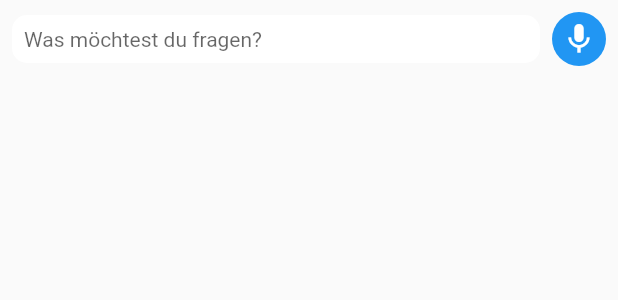
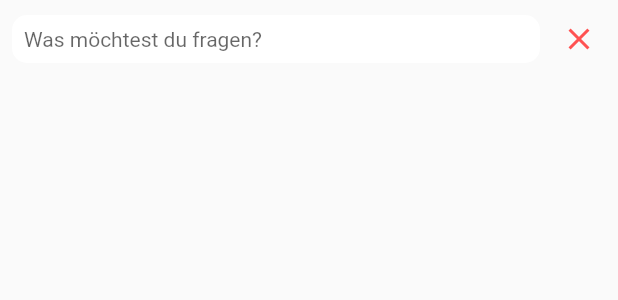
Before and after one commit to tibo-16/chatbot, a Flutter app: the TextComposer widget shown alone on an empty page, opened directly with empty values, after a tap on the "mic" icon, on a phone screen of 412 x 824 dp. Shown: the top 300 px of the screen. Run offline on Flutter 3.47's test engine with Material 2 defaults, Android fonts, the phone set to English and light mode, and no system bars; our stand-ins replace gradient_app_bar.

Commit message:
Started working on voice input

```diff
--- a/lib/chat_screen/chat_screen.dart
+++ b/lib/chat_screen/chat_screen.dart
@@ -114,6 +114,7 @@ class _ChatScreenState extends State<ChatScreen> {
   Widget build(BuildContext context) {
     return Scaffold(
       appBar: GradientAppBar(
+        automaticallyImplyLeading: false,
         backgroundColorStart: Theme.of(context).primaryColor,
         backgroundColorEnd: Constants.SIEMENS_COLOR,
         title: Row(
--- a/lib/chat_screen/text_composer.dart
+++ b/lib/chat_screen/text_composer.dart
@@ -13,6 +13,7 @@ class _TextComposerState extends State<TextComposer> {
   final TextEditingController _textEditingController =
       new TextEditingController();
   bool _isComposingMessage = false;
+  bool _isUsingVoice = false;
 
   _submitText() {
     widget.submitText(_textEditingController.text);
@@ -22,20 +23,45 @@ class _TextComposerState extends State<TextComposer> {
     });
   }
 
-  _submitVoice() {}
+  _submitVoice() {
+    setState(() {
+      _isUsingVoice = !_isUsingVoice;
+    });
+
+    if (_isUsingVoice) {
+      // Write Fake Text
+    }
+  }
+
+  Icon get icon {
+    if (_isUsingVoice)
+      return Icon(
+        Icons.close,
+        color: Colors.redAccent,
+      );
+    else if (_isComposingMessage)
+      return Icon(
+        Icons.arrow_upward,
+        color: Colors.white,
+      );
+    else
+      return Icon(
+        Icons.mic,
+        color: Colors.white,
+      );
+  }
 
   Widget _buildRightButton() {
     return Container(
       constraints: BoxConstraints(maxHeight: 36.0, maxWidth: 36.0),
       child: FlatButton(
         padding: EdgeInsets.all(0),
-        color: Theme.of(context).accentColor,
-        child: Icon(
-          _isComposingMessage ? Icons.arrow_upward : Icons.mic,
-          color: Colors.white,
-        ),
+        color:
+            !_isUsingVoice ? Theme.of(context).accentColor : Colors.transparent,
+        child: icon,
         shape: CircleBorder(),
-        onPressed: _isComposingMessage ? _submitText : _submitVoice,
+        onPressed:
+            !_isUsingVoice && _isComposingMessage ? _submitText : _submitVoice,
       ),
     );
   }
```
